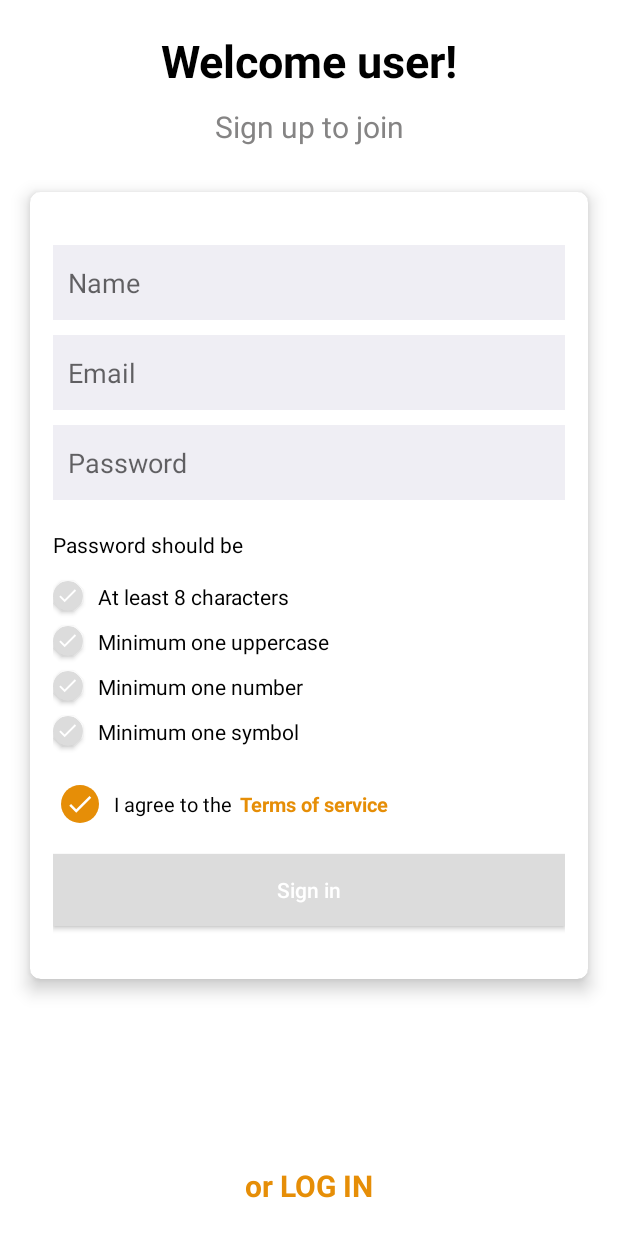
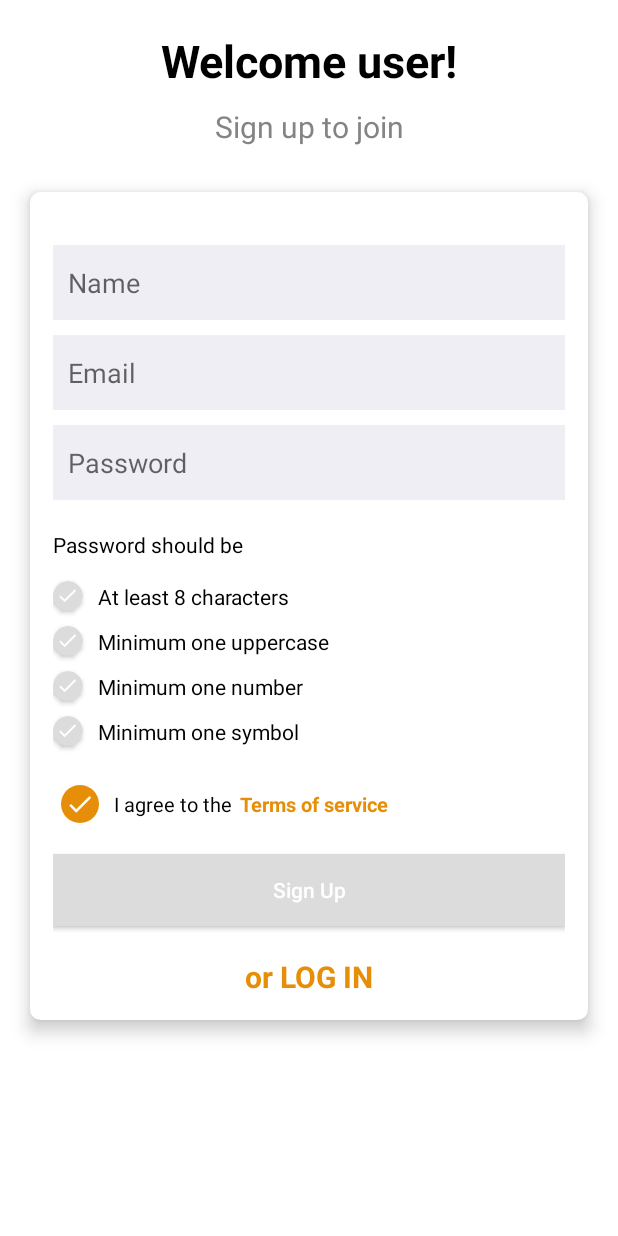
Before and after one commit to Moutamid/CarRental, an Android app: the ActivitySignUp screen opened directly, with no data from a screen before it, after a tap on an icon or button, on a phone screen of 412 x 824 dp. Run offline under Robolectric (Android 15) with nearby library versions, the light colour scheme and no system bars; 2 statements that could not run were skipped.

Commit message:
5 12 2021

```diff
--- a/app/build.gradle
+++ b/app/build.gradle
@@ -33,6 +33,7 @@ dependencies {
     implementation 'androidx.appcompat:appcompat:1.2.0'
     implementation 'com.google.android.material:material:1.3.0'
     implementation 'androidx.constraintlayout:constraintlayout:2.0.4'
+    implementation 'com.google.android.gms:play-services-safetynet:17.0.0'
     testImplementation 'junit:junit:4.+'
     androidTestImplementation 'androidx.test.ext:junit:1.1.2'
     androidTestImplementation 'androidx.test.espresso:espresso-core:3.3.0'
--- a/app/src/main/AndroidManifest.xml
+++ b/app/src/main/AndroidManifest.xml
@@ -1,6 +1,8 @@
 <?xml version="1.0" encoding="utf-8"?>
 <manifest xmlns:android="http://schemas.android.com/apk/res/android"
     package="com.moutamid.carrentalproject">
+
+    <uses-permission android:name="android.permission.INTERNET"/>
 
     <application
         android:allowBackup="true"
--- a/app/src/main/java/com/moutamid/carrentalproject/ActivitySignUp.java
+++ b/app/src/main/java/com/moutamid/carrentalproject/ActivitySignUp.java
@@ -1,11 +1,14 @@
 package com.moutamid.carrentalproject;
 
 import android.annotation.SuppressLint;
+import android.content.Context;
 import android.content.Intent;
 import android.graphics.Color;
 import android.os.Bundle;
 import android.text.Editable;
 import android.text.TextWatcher;
+import android.util.Log;
+import android.util.Patterns;
 import android.view.View;
 import android.widget.Button;
 import android.widget.EditText;
@@ -13,12 +16,27 @@ import android.widget.RelativeLayout;
 import android.widget.TextView;
 import android.widget.Toast;
 
+import androidx.annotation.NonNull;
+import androidx.annotation.Nullable;
 import androidx.appcompat.app.AppCompatActivity;
 import androidx.cardview.widget.CardView;
 
+import com.google.android.gms.common.api.Api;
+import com.google.android.gms.common.api.GoogleApiClient;
+import com.google.android.gms.common.api.GoogleApiClient.Builder;
+import com.google.android.gms.common.api.ResultCallback;
+import com.google.android.gms.common.api.Status;
+import com.google.android.gms.safetynet.SafetyNet;
+import com.google.android.gms.safetynet.SafetyNetApi;
 
-public class ActivitySignUp extends AppCompatActivity {
+
+public class ActivitySignUp extends AppCompatActivity implements GoogleApiClient.ConnectionCallbacks {
     private static final String TAG = "ActivitySignUp";
+
+    private static final String SITE_KEY = "6LcCSNAaAAAAAAsj6vRzsqYkaORfW_66jGo1o1RD";
+    private static final String SECRET_KEY = "6LcCSNAaAAAAAB0wgP7r8Qf96gJbQuUVJl-WmB7O";
+
+    private GoogleApiClient googleApiClient;
 
 //    private EditText userNameEditText, emailEditText, passwordEditText, confirmPasswordEditText;
 //    private Button signUpBtn;
@@ -40,37 +58,204 @@ public class ActivitySignUp extends AppCompatActivity {
     //-----------------------------------------------
 
     private EditText etName, etEmail, etPassword;
-    private TextView tvNameError, tvEmailError, tvPasswordError, tvColor;
+    //    private TextView tvNameError, tvEmailError, tvPasswordError, tvColor;
     private CardView frameOne, frameTwo, frameThree, frameFour;
     private Button btnRegister;
     private boolean isTermsAccepted = false, isAtLeast8 = false, hasUppercase = false, hasNumber = false, hasSymbol = false, isRegistrationClickable = false;
 
-    private void checkEmpty(String name, String email, String password) {
-        if (name.length() > 0 && tvNameError.getVisibility() == View.VISIBLE) {
-            tvNameError.setVisibility(View.GONE);
+    private boolean shown = false;
+
+    @Override
+    protected void onCreate(Bundle savedInstanceState) {
+        super.onCreate(savedInstanceState);
+        setContentView(R.layout.activity_sign_up);
+        Log.d(TAG, "onCreate: ");
+
+        googleApiClient = new GoogleApiClient.Builder(ActivitySignUp.this)
+                .addApi(SafetyNet.API)
+                .addConnectionCallbacks(ActivitySignUp.this)
+                .build();
+        googleApiClient.connect();
+
+//        tvColor = findViewById(R.id.tvColor);
+//        tvNameError = findViewById(R.id.tvNameError);
+//        tvEmailError = findViewById(R.id.tvEmailError);
+//        tvPasswordError = findViewById(R.id.tvPasswordError);
+        etName = findViewById(R.id.etName);
+        etEmail = findViewById(R.id.etEmail);
+        etPassword = findViewById(R.id.etPassword);
+        frameOne = findViewById(R.id.frameOne);
+        frameTwo = findViewById(R.id.frameTwo);
+        frameThree = findViewById(R.id.frameThree);
+        frameFour = findViewById(R.id.frameFour);
+        btnRegister = findViewById(R.id.btnRegister);
+
+        RelativeLayout relativeLayout = findViewById(R.id.terms_conditions_circle);
+        relativeLayout.setOnClickListener(new View.OnClickListener() {
+            @Override
+            public void onClick(View view) {
+                Log.d(TAG, "onClick:         relativeLayout.setOnClickListener(new View.OnClickListener() {\n");
+                if (shown) {
+                    Log.d(TAG, "onClick: if (shown) {");
+                    relativeLayout.setBackgroundResource(R.drawable.bg_terms_conditions_tick);
+
+                    isTermsAccepted = false;
+
+                    shown = false;
+
+                    registrationDataCheck();
+
+                } else {
+                    Log.d(TAG, "onClick: (shown)} else {");
+
+                    relativeLayout.setBackgroundResource(R.drawable.bg_terms_conditions_tick_selected);
+
+                    isTermsAccepted = true;
+
+                    shown = true;
+
+                    registrationDataCheck();
+
                 }
-        if (password.length() > 0 && tvPasswordError.getVisibility() == View.VISIBLE) {
-            tvPasswordError.setVisibility(View.GONE);
+
             }
-        if (email.length() > 0 && tvEmailError.getVisibility() == View.VISIBLE) {
-            tvEmailError.setVisibility(View.GONE);
+        });
+
+        findViewById(R.id.btnRegister).setOnClickListener(new View.OnClickListener() {
+            @Override
+            public void onClick(View v) {
+                Log.d(TAG, "onClick: findViewById(R.id.btnRegister)");
+                String name = etName.getText().toString(), email = etEmail.getText().toString(), password = etPassword.getText().toString();
+
+                if (name.length() > 0 && email.length() > 0 && password.length() > 0) {
+                    Log.d(TAG, "onClick: if (name.length() > 0 && email.length() > 0 && password.length() > 0) {");
+
+                    if (!Patterns.EMAIL_ADDRESS.matcher(email).matches()) {
+                        //if Email Address is Invalid..
                     }
+                        if (isRegistrationClickable) {
+
+                            if (googleApiClient.isConnected()) {
+
+                                verifyReCaptchaToken();
+
+                            } else {
+                                Toast.makeText(ActivitySignUp.this, "Google Api client is not connected. Please wait...!", Toast.LENGTH_SHORT).show();
+                            }
+
+                            Log.d(TAG, "onClick: if (isRegistrationClickable) {");
+                        } else {
+                            Toast.makeText(ActivitySignUp.this, "Please follow all rules!", Toast.LENGTH_SHORT).show();
+                        }
+                    } else {
+                        Log.d(TAG, "onClick: findViewById(R.id.btnRegister).} else {");
+                        if (name.length() == 0) {
+                            Toast.makeText(ActivitySignUp.this, "Name is none", Toast.LENGTH_SHORT).show();
+//                        tvNameError.setVisibility(View.VISIBLE);
+                        }
+                        if (email.length() == 0) {
+                            Toast.makeText(ActivitySignUp.this, "Email is none", Toast.LENGTH_SHORT).show();
+
+//                        tvEmailError.setVisibility(View.VISIBLE);
+                        }
+                        if (password.length() == 0) {
+                            Toast.makeText(ActivitySignUp.this, "Password is none", Toast.LENGTH_SHORT).show();
+
+//                        tvPasswordError.setVisibility(View.VISIBLE);
+                        }
+                    }
+                }
+            });
+
+            inputChange();
+
+            //------------------------------------------------------------------
+//        mAuth = FirebaseAuth.getInstance();
+//        if (mAuth.getCurrentUser() != null) {
+//            finish();
+//            Intent intent = new Intent(ActivitySignUp.this, BottomNavigationActivity.class);
+//            intent.addFlags(Intent.FLAG_ACTIVITY_CLEAR_TOP);
+//            startActivity(intent);
+//            return;
+//        }
+
+            findViewById(R.id.loginBtn_signUp).
+
+            setOnClickListener(new View.OnClickListener() {
+                @Override
+                public void onClick (View v){
+                    startActivity(new Intent(ActivitySignUp.this, ActivityLogin.class));
+                }
+            });
+
+//        findViewById(R.id.backbtn_signup).setOnClickListener(new View.OnClickListener() {
+//            @Override
+//            public void onClick(View v) {
+//                finish();
+//            }
+//        });
+//
+//        mDatabaseUsers = FirebaseDatabase.getInstance().getReference();
+//        mDatabaseUsers.keepSynced(true);
+//
+//        mDialog = new ProgressDialog(this);
+//        mDialog.setCancelable(false);
+//        mDialog.setMessage("Signing you in...");
+
+//        initViews();
+
+        }
+
+        private void verifyReCaptchaToken () {
+            SafetyNet.SafetyNetApi.verifyWithRecaptcha(
+                    googleApiClient, SITE_KEY
+            ).setResultCallback(new ResultCallback<SafetyNetApi.RecaptchaTokenResult>() {
+                @Override
+                public void onResult(@NonNull SafetyNetApi.RecaptchaTokenResult recaptchaTokenResult) {
+                    Status status = recaptchaTokenResult.getStatus();
+                    if ((status != null) && status.isSuccess()) {
+                        Toast.makeText(ActivitySignUp.this,
+                                "REGISTRATION",
+                                Toast.LENGTH_LONG).show();
+
+                    } else {
+                        Toast.makeText(ActivitySignUp.this, "Sorry! You are not verified. Please try again later.", Toast.LENGTH_SHORT).show();
+                    }
+                }
+            });
+
+        }
+
+        private void checkEmpty (String name, String email, String password){
+//        if (name.length() > 0 && tvNameError.getVisibility() == View.VISIBLE) {
+//            tvNameError.setVisibility(View.GONE);
+//        }
+//        if (password.length() > 0 && tvPasswordError.getVisibility() == View.VISIBLE) {
+//            tvPasswordError.setVisibility(View.GONE);
+//        }
+//        if (email.length() > 0 && tvEmailError.getVisibility() == View.VISIBLE) {
+//            tvEmailError.setVisibility(View.GONE);
+//        }
         }
 
         @SuppressLint("ResourceType")
-    private void checkAllData(String email) {
+        private void checkAllData (String email){
+            Log.d(TAG, "checkAllData: ");
             if (isTermsAccepted && isAtLeast8 && hasUppercase && hasNumber && hasSymbol && email.length() > 0) {
                 isRegistrationClickable = true;
+                Log.d(TAG, "checkAllData: isRegistrationClickable = true;");
 //            tvColor.setTextColor(Color.WHITE);
                 btnRegister.setBackgroundColor(Color.parseColor(getString(R.color.goldenrodd)));
             } else {
+                Log.d(TAG, "checkAllData: isRegistrationClickable = false;");
                 isRegistrationClickable = false;
                 btnRegister.setBackgroundColor(Color.parseColor(getString(R.color.colorDefault)));
             }
         }
 
         @SuppressLint("ResourceType")
-    private void registrationDataCheck() {
+        private void registrationDataCheck () {
+            Log.d(TAG, "registrationDataCheck: ");
             String password = etPassword.getText().toString(), email = etEmail.getText().toString(), name = etName.getText().toString();
 
             checkEmpty(name, email, password);
@@ -107,7 +292,8 @@ public class ActivitySignUp extends AppCompatActivity {
             checkAllData(email);
         }
 
-    private void inputChange() {
+        private void inputChange () {
+            Log.d(TAG, "inputChange: ");
             etEmail.addTextChangedListener(new TextWatcher() {
                 @Override
                 public void beforeTextChanged(CharSequence charSequence, int i, int i1, int i2) {
@@ -117,6 +303,7 @@ public class ActivitySignUp extends AppCompatActivity {
                 @Override
                 public void onTextChanged(CharSequence charSequence, int i, int i1, int i2) {
                     registrationDataCheck();
+                    Log.d(TAG, "onTextChanged: etEmail");
                 }
 
                 @Override
@@ -134,6 +321,7 @@ public class ActivitySignUp extends AppCompatActivity {
                 @Override
                 public void onTextChanged(CharSequence s, int start, int before, int count) {
                     registrationDataCheck();
+                    Log.d(TAG, "onTextChanged: etPassword");
                 }
 
                 @Override
@@ -143,116 +331,14 @@ public class ActivitySignUp extends AppCompatActivity {
             });
         }
 
-    private boolean shown = false;
+        @Override
+        public void onConnected (@Nullable Bundle bundle){
+            Log.d(TAG, "onConnected: Recaptcha ");
+        }
 
         @Override
-    protected void onCreate(Bundle savedInstanceState) {
-        super.onCreate(savedInstanceState);
-        setContentView(R.layout.activity_sign_up);
-
-//        tvColor = findViewById(R.id.tvColor);
-        tvNameError = findViewById(R.id.tvNameError);
-        tvEmailError = findViewById(R.id.tvEmailError);
-        tvPasswordError = findViewById(R.id.tvPasswordError);
-        etName = findViewById(R.id.etName);
-        etEmail = findViewById(R.id.etEmail);
-        etPassword = findViewById(R.id.etPassword);
-        frameOne = findViewById(R.id.frameOne);
-        frameTwo = findViewById(R.id.frameTwo);
-        frameThree = findViewById(R.id.frameThree);
-        frameFour = findViewById(R.id.frameFour);
-        btnRegister = findViewById(R.id.btnRegister);
-
-        RelativeLayout relativeLayout = findViewById(R.id.terms_conditions_circle);
-        relativeLayout.setOnClickListener(new View.OnClickListener() {
-            @Override
-            public void onClick(View view) {
-
-                if (shown) {
-                    relativeLayout.setBackgroundResource(R.drawable.bg_terms_conditions_tick);
-
-                    isTermsAccepted = true;
-
-                    shown = false;
-
-                    registrationDataCheck();
-
-                } else {
-
-                    relativeLayout.setBackgroundResource(R.drawable.bg_terms_conditions_tick_selected);
-
-                    isTermsAccepted = false;
-
-                    shown = true;
-
-                    registrationDataCheck();
-
-                }
-
-            }
-        });
-
-        findViewById(R.id.btnRegister).setOnClickListener(new View.OnClickListener() {
-            @Override
-            public void onClick(View v) {
-                String name = etName.getText().toString(), email = etEmail.getText().toString(), password = etPassword.getText().toString();
-
-                if (name.length() > 0 && email.length() > 0 && password.length() > 0) {
-                    if (isRegistrationClickable) {
-                        Toast.makeText(ActivitySignUp.this, "REGISTRATION", Toast.LENGTH_LONG).show();
-                    }
-                } else {
-                    if (name.length() == 0) {
-                        Toast.makeText(ActivitySignUp.this, "Name is none", Toast.LENGTH_SHORT).show();
-//                        tvNameError.setVisibility(View.VISIBLE);
-                    }
-                    if (email.length() == 0) {
-                        Toast.makeText(ActivitySignUp.this, "Email is none", Toast.LENGTH_SHORT).show();
-
-//                        tvEmailError.setVisibility(View.VISIBLE);
-                    }
-                    if (password.length() == 0) {
-                        Toast.makeText(ActivitySignUp.this, "Password is none", Toast.LENGTH_SHORT).show();
-
-//                        tvPasswordError.setVisibility(View.VISIBLE);
-                    }
-                }
-            }
-        });
-        inputChange();
-
-        //------------------------------------------------------------------
-//        mAuth = FirebaseAuth.getInstance();
-//        if (mAuth.getCurrentUser() != null) {
-//            finish();
-//            Intent intent = new Intent(ActivitySignUp.this, BottomNavigationActivity.class);
-//            intent.addFlags(Intent.FLAG_ACTIVITY_CLEAR_TOP);
-//            startActivity(intent);
-//            return;
-//        }
-
-        findViewById(R.id.loginBtn_signUp).setOnClickListener(new View.OnClickListener() {
-            @Override
-            public void onClick(View v) {
-                startActivity(new Intent(ActivitySignUp.this, ActivityLogin.class));
-            }
-        });
-
-//        findViewById(R.id.backbtn_signup).setOnClickListener(new View.OnClickListener() {
-//            @Override
-//            public void onClick(View v) {
-//                finish();
-//            }
-//        });
-//
-//        mDatabaseUsers = FirebaseDatabase.getInstance().getReference();
-//        mDatabaseUsers.keepSynced(true);
-//
-//        mDialog = new ProgressDialog(this);
-//        mDialog.setCancelable(false);
-//        mDialog.setMessage("Signing you in...");
-
-//        initViews();
+        public void onConnectionSuspended ( int i){
+            Log.d(TAG, "onConnectionSuspended: recaptcha");
 
         }
 
--- a/app/src/main/res/layout/activity_sign_up.xml
+++ b/app/src/main/res/layout/activity_sign_up.xml
@@ -244,9 +244,9 @@
                         android:orientation="horizontal">
 
                         <RelativeLayout
+                            android:id="@+id/terms_conditions_circle"
                             android:layout_width="25dp"
                             android:layout_height="25dp"
-                            android:id="@+id/terms_conditions_circle"
                             android:layout_marginStart="5dp"
                             android:layout_marginLeft="5dp"
                             android:layout_marginTop="5dp"
@@ -289,46 +289,24 @@
                         android:layout_height="wrap_content"
                         android:layout_marginBottom="20dp"
                         android:background="#dcdcdc"
-                        android:text="Sign in"
+                        android:text="Sign Up"
                         android:textAllCaps="false"
                         android:textColor="@color/white" />
+
+                    <TextView
+                        android:id="@+id/loginBtn_signUp"
+                        android:layout_width="match_parent"
+                        android:layout_height="wrap_content"
+                        android:gravity="center"
+                        android:text="or LOG IN"
+                        android:textColor="@color/goldenrodd"
+                        android:textSize="20sp"
+                        android:textStyle="bold" />
+
 
                 </LinearLayout>
 
             </androidx.cardview.widget.CardView>
-
-            <TextView
-                android:id="@+id/tvNameError"
-                android:layout_width="match_parent"
-                android:layout_height="wrap_content"
-                android:layout_marginStart="5dp"
-                android:layout_marginEnd="5dp"
-                android:gravity="center|start"
-                android:text="Please enter name"
-                android:textColor="@android:color/holo_red_dark"
-                android:visibility="gone" />
-
-            <TextView
-                android:id="@+id/tvEmailError"
-                android:layout_width="match_parent"
-                android:layout_height="wrap_content"
-                android:layout_marginStart="5dp"
-                android:layout_marginEnd="5dp"
-                android:gravity="center|start"
-                android:text="Please enter email"
-                android:textColor="@android:color/holo_red_dark"
-                android:visibility="gone" />
-
-            <TextView
-                android:id="@+id/tvPasswordError"
-                android:layout_width="match_parent"
-                android:layout_height="wrap_content"
-                android:layout_marginStart="5dp"
-                android:layout_marginEnd="5dp"
-                android:gravity="center|start"
-                android:text="Please enter password"
-                android:textColor="@android:color/holo_red_dark"
-                android:visibility="gone" />
 
             <View
                 android:layout_width="match_parent"
@@ -336,19 +314,6 @@
 
         </LinearLayout>
 
-
     </androidx.core.widget.NestedScrollView>
 
-    <TextView
-        android:id="@+id/loginBtn_signUp"
-        android:layout_width="match_parent"
-        android:layout_height="wrap_content"
-        android:layout_alignParentBottom="true"
-        android:layout_margin="20dp"
-        android:gravity="center"
-        android:text="or LOG IN"
-        android:textColor="@color/goldenrodd"
-        android:textSize="20sp"
-        android:textStyle="bold" />
-
 </RelativeLayout>
```
Also changed, not shown: 1 other file. Lines whose indentation alone changed are shown as unchanged.
